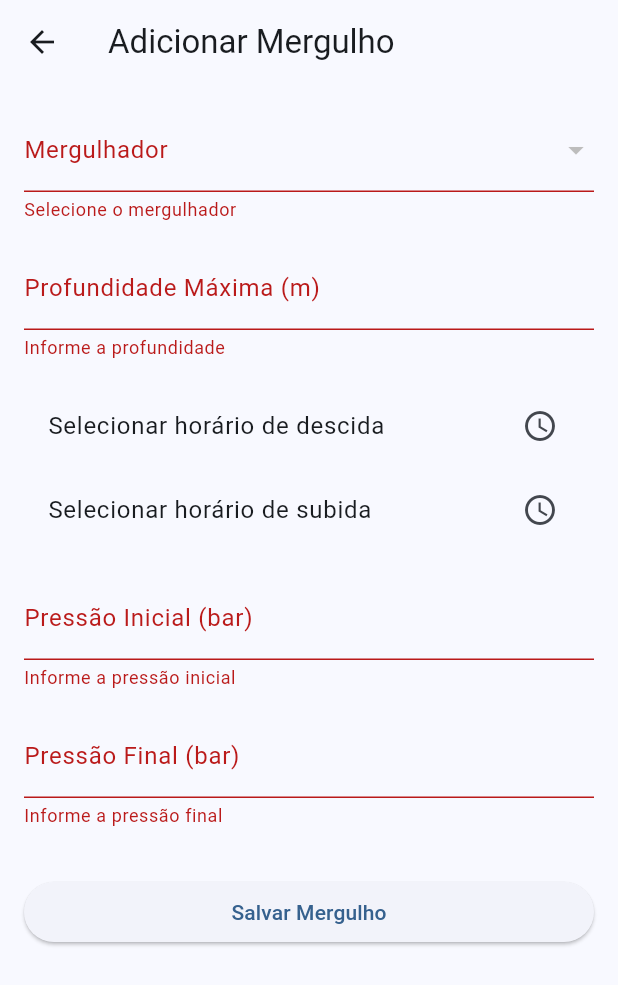
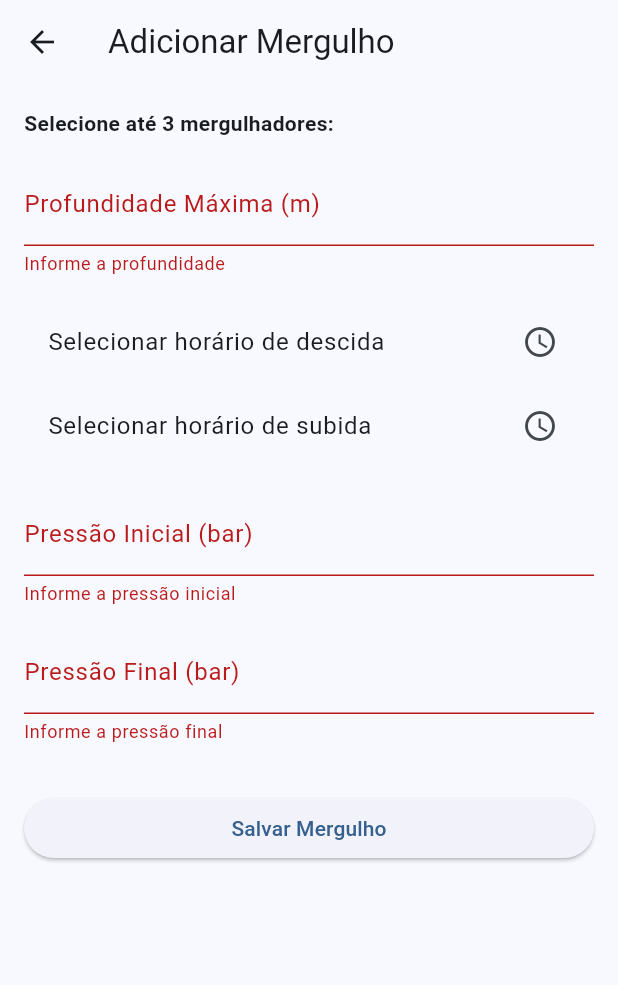
Before and after one commit to giuliopb/App-mergulho, a Flutter app: the AdicionarMergulhoScreen screen opened directly with empty values, after a tap on "Salvar Mergulho", on a phone screen of 412 x 824 dp. Shown: the top 985 px of the screen. Run offline on Flutter 3.47's test engine with Material 3 defaults, Android fonts, the light colour scheme and no system bars; our stand-ins replace geolocator, permission_handler, sqflite; accounts and stored records are empty.

Commit message:
adicionar mais 1 mergulhador

```diff
--- a/lib/models/mergulho.dart
+++ b/lib/models/mergulho.dart
@@ -10,6 +10,9 @@ class Mergulho {
   DateTime horarioSubida;
   int pressaoInicial;
   int pressaoFinal;
+  double? latitude;
+  double? longitude;
+  int? altitude;
 
   Mergulho({
     String? id,
@@ -21,6 +24,9 @@ class Mergulho {
     required this.horarioSubida,
     required this.pressaoInicial,
     required this.pressaoFinal,
+    this.latitude,
+    this.longitude,
+    this.altitude,
   }) : id = id ?? const Uuid().v4();
 
   Map<String, dynamic> toMap() {
@@ -34,6 +40,9 @@ class Mergulho {
       'horario_subida': horarioSubida.toIso8601String(),
       'pressao_inicial': pressaoInicial,
       'pressao_final': pressaoFinal,
+      'latitude': latitude,
+      'longitude': longitude,
+      'altitude': altitude,
     };
   }
 
@@ -48,6 +57,9 @@ class Mergulho {
       horarioSubida: DateTime.parse(map['horario_subida']),
       pressaoInicial: map['pressao_inicial'],
       pressaoFinal: map['pressao_final'],
+      latitude: map['latitude']?.toDouble(),
+      longitude: map['longitude']?.toDouble(),
+      altitude: map['altitude'],
     );
   }
 }
--- a/lib/models/operacao.dart
+++ b/lib/models/operacao.dart
@@ -1,28 +1,34 @@
 import 'package:uuid/uuid.dart';
 
 class Operacao {
-  String id;
-  String data;
-  String local;
-  String? descricao;
-  int altitude;
-  double pressaoAmbiente;
+  final String id;
+  final DateTime data;
+  final String local;
+  final String descricao;
+  final double? latitude;
+  final double? longitude;
+  final int? altitude;
+  final double? pressaoAmbiente;
 
   Operacao({
     String? id,
     required this.data,
     required this.local,
-    this.descricao,
-    required this.altitude,
-    required this.pressaoAmbiente,
+    required this.descricao,
+    this.latitude,
+    this.longitude,
+    this.altitude,
+    this.pressaoAmbiente,
   }) : id = id ?? const Uuid().v4();
 
   Map<String, dynamic> toMap() {
     return {
       'id': id,
-      'data': data,
+      'data': data.toIso8601String(),
       'local': local,
       'descricao': descricao,
+      'latitude': latitude,
+      'longitude': longitude,
       'altitude': altitude,
       'pressaoAmbiente': pressaoAmbiente,
     };
@@ -31,11 +37,13 @@ class Operacao {
   factory Operacao.fromMap(Map<String, dynamic> map) {
     return Operacao(
       id: map['id'],
-      data: map['data'],
+      data: DateTime.parse(map['data']),
       local: map['local'],
       descricao: map['descricao'],
+      latitude: map['latitude']?.toDouble(),
+      longitude: map['longitude']?.toDouble(),
       altitude: map['altitude'],
-      pressaoAmbiente: map['pressaoAmbiente'],
+      pressaoAmbiente: map['pressaoAmbiente']?.toDouble(),
     );
   }
 }
--- a/lib/screens/adicionar_mergulho.dart
+++ b/lib/screens/adicionar_mergulho.dart
@@ -4,6 +4,10 @@ import 'package:registro_mergulho/models/mergulho.dart';
 import 'package:registro_mergulho/models/mergulhador.dart';
 import 'package:registro_mergulho/services/database.dart';
 import 'package:registro_mergulho/services/mergulho_service.dart';
+import 'package:geolocator/geolocator.dart';
+import 'package:registro_mergulho/services/altitude_service.dart';
+import 'package:permission_handler/permission_handler.dart';
+
 
 class AdicionarMergulhoScreen extends StatefulWidget {
   final String operacaoId;
@@ -21,7 +25,7 @@ class _AdicionarMergulhoScreenState extends State<AdicionarMergulhoScreen> {
   final _pressaoFinalController = TextEditingController();
 
   List<Mergulhador> mergulhadores = [];
-  Mergulhador? mergulhadorSelecionado;
+  List<Mergulhador> mergulhadoresSelecionados = [];
 
   DateTime? horarioDescida;
   DateTime? horarioSubida;
@@ -70,6 +74,16 @@ class _AdicionarMergulhoScreenState extends State<AdicionarMergulhoScreen> {
 
   void _salvar() async {
     if (_formKey.currentState!.validate() && horarioDescida != null && horarioSubida != null) {
+      if (mergulhadoresSelecionados.isEmpty || mergulhadoresSelecionados.length > 3) {
+        ScaffoldMessenger.of(context).showSnackBar(
+          const SnackBar(
+            content: Text('Selecione de 1 a 3 mergulhadores.'),
+            duration: Duration(seconds: 3),
+          ),
+        );
+        return;
+      }
+
       final tempoFundo = horarioSubida!.difference(horarioDescida!).inMinutes;
 
       final profundidade = int.parse(_profundidadeController.text.trim());
@@ -79,25 +93,33 @@ class _AdicionarMergulhoScreenState extends State<AdicionarMergulhoScreen> {
       final consumoTotal = pressaoInicial - pressaoFinal;
       final consumoPor10Min = consumoTotal / tempoFundo * 10;
 
+      final posicao = await Geolocator.getCurrentPosition();
+      final altitude = AltitudeService.arredondarAltitude(posicao.altitude.toInt());
+
+      for (var m in mergulhadoresSelecionados) {
         final mergulho = Mergulho(
           operacaoId: widget.operacaoId,
-        mergulhadorId: mergulhadorSelecionado!.id,
+          mergulhadorId: m.id,
           profundidadeMax: profundidade,
           tempoFundo: tempoFundo,
           horarioDescida: horarioDescida!,
           horarioSubida: horarioSubida!,
           pressaoInicial: pressaoInicial,
           pressaoFinal: pressaoFinal,
+          latitude: posicao.latitude,
+          longitude: posicao.longitude,
+          altitude: altitude,
         );
+        await MergulhoService().inserirMergulho(mergulho);
+      }
 
-      await MergulhoService().inserirMergulho(mergulho);
 
       ScaffoldMessenger.of(context).showSnackBar(
         SnackBar(
           content: Text(
             'Mergulho salvo. Consumo: ${consumoPor10Min.toStringAsFixed(1)} bar a cada 10 min.',
           ),
-          duration: Duration(hours: 1),
+          duration: const Duration(hours: 1),
           action: SnackBarAction(
             label: 'X',
             onPressed: () {
@@ -106,6 +128,8 @@ class _AdicionarMergulhoScreenState extends State<AdicionarMergulhoScreen> {
           ),
         ),
       );
+
+      Navigator.pop(context);
     }
   }
 
@@ -127,18 +151,28 @@ class _AdicionarMergulhoScreenState extends State<AdicionarMergulhoScreen> {
           key: _formKey,
           child: ListView(
             children: [
-              DropdownButtonFormField<Mergulhador>(
-                value: mergulhadorSelecionado,
-                items: mergulhadores.map((m) {
-                  return DropdownMenuItem(
-                    value: m,
-                    child: Text("${m.graduacao} ${m.nome}"),
+              const Text(
+                'Selecione até 3 mergulhadores:',
+                style: TextStyle(fontWeight: FontWeight.bold),
+              ),
+              ...mergulhadores.map((m) {
+                final selecionado = mergulhadoresSelecionados.contains(m);
+                return CheckboxListTile(
+                  title: Text('${m.graduacao} ${m.nome}'),
+                  value: selecionado,
+                  onChanged: (bool? checked) {
+                    setState(() {
+                      if (checked == true) {
+                        if (mergulhadoresSelecionados.length < 3) {
+                          mergulhadoresSelecionados.add(m);
+                        }
+                      } else {
+                        mergulhadoresSelecionados.remove(m);
+                      }
+                    });
+                  },
                 );
               }).toList(),
-                onChanged: (m) => setState(() => mergulhadorSelecionado = m),
-                decoration: const InputDecoration(labelText: 'Mergulhador'),
-                validator: (value) => value == null ? 'Selecione o mergulhador' : null,
-              ),
               const SizedBox(height: 16),
               TextFormField(
                 controller: _profundidadeController,
--- a/lib/services/database.dart
+++ b/lib/services/database.dart
@@ -17,7 +17,7 @@ class DatabaseService {
     final path = join(await getDatabasesPath(), 'registro_mergulho.db');
     return await openDatabase(
       path,
-      version: 2, // versão nova
+      version: 4, // versão nova
       onCreate: _onCreate,
       onUpgrade: _onUpgrade,
     );
@@ -64,8 +64,11 @@ class DatabaseService {
         condicoes_mar TEXT,
         observacoes TEXT,
         altitude_efetiva INTEGER,
-        horario_descida TEXT,        -- ADICIONADO
-        horario_subida TEXT,         -- ADICIONADO
+        horario_descida TEXT,
+        horario_subida TEXT,
+        latitude REAL,
+        longitude REAL,
+        altitude INTEGER,
         FOREIGN KEY (operacao_id) REFERENCES Operacao(id),
         FOREIGN KEY (mergulhador_id) REFERENCES Mergulhador(id)
       )
@@ -81,5 +84,11 @@ class DatabaseService {
       await db.execute('ALTER TABLE Mergulho ADD COLUMN horario_descida TEXT');
       await db.execute('ALTER TABLE Mergulho ADD COLUMN horario_subida TEXT');
     }
+    if (oldVersion < 4) {
+      await db.execute('ALTER TABLE Mergulho ADD COLUMN latitude REAL');
+      await db.execute('ALTER TABLE Mergulho ADD COLUMN longitude REAL');
+      await db.execute('ALTER TABLE Mergulho ADD COLUMN altitude INTEGER');
+    }
+
   }
 }
--- a/pubspec.yaml
+++ b/pubspec.yaml
@@ -15,6 +15,7 @@ dependencies:
   uuid: ^4.5.1
   intl: ^0.20.2
   geolocator: any
+  permission_handler: ^11.3.0
 
 dev_dependencies:
   flutter_test:
```
Also changed, not shown: lib/screens/adicionar_operacao.dart (+23 -12 lines), pubspec.lock. Lines whose indentation alone changed are shown as unchanged.
